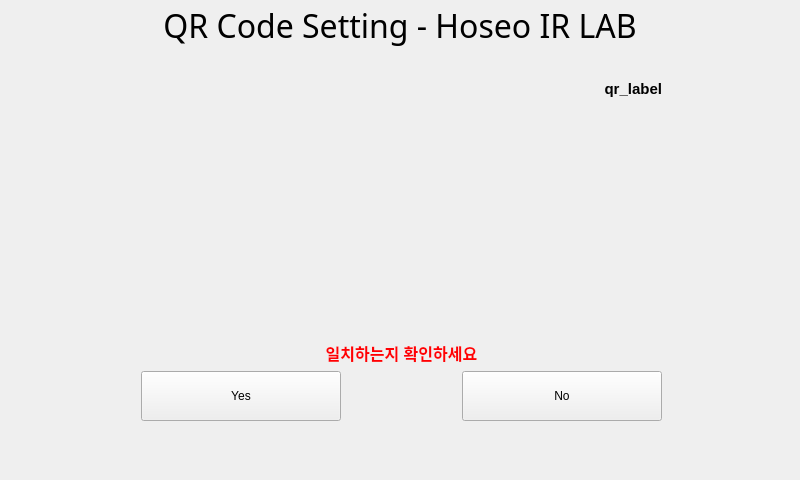
Above: camtest.ui from kangsy0058/NFC_2021_Kiosk before the change. Below: the same form after it.
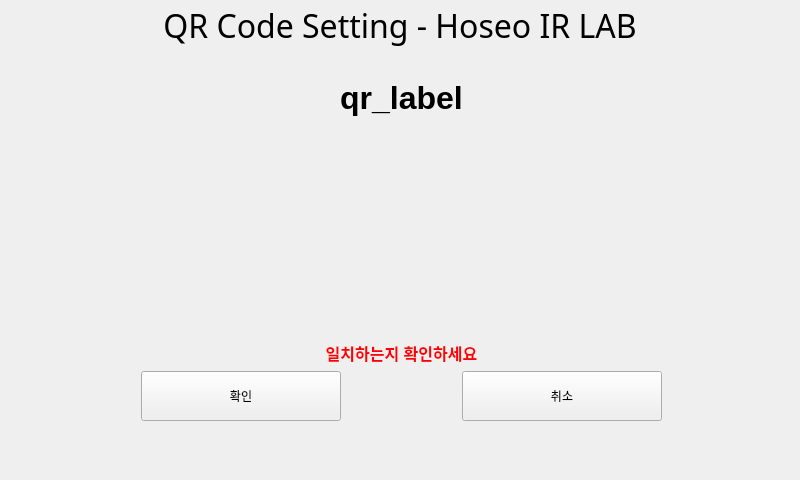
That is the form after the change.

Patch:
```diff
--- a/camtest.ui
+++ b/camtest.ui
@@ -81,7 +81,7 @@
      <set>Qt::LinksAccessibleByMouse</set>
     </property>
    </widget>
-   <widget class="QWidget" name="">
+   <widget class="QWidget" name="layoutWidget">
     <property name="geometry">
      <rect>
       <x>141</x>
@@ -95,8 +95,14 @@
       <layout class="QVBoxLayout" name="verticalLayout">
        <item>
         <widget class="QLabel" name="qr_label">
+         <property name="font">
+          <font>
+           <family>Arial</family>
+           <pointsize>18</pointsize>
+          </font>
+         </property>
          <property name="text">
-          <string>&lt;html&gt;&lt;head/&gt;&lt;body&gt;&lt;p align=&quot;right&quot;&gt;&lt;span style=&quot; font-size:11pt; font-weight:600;&quot;&gt;qr_label&lt;/span&gt;&lt;/p&gt;&lt;/body&gt;&lt;/html&gt;</string>
+          <string>&lt;html&gt;&lt;head/&gt;&lt;body&gt;&lt;p align=&quot;center&quot;&gt;&lt;span style=&quot; font-size:24pt; font-weight:600;&quot;&gt;qr_label&lt;/span&gt;&lt;/p&gt;&lt;/body&gt;&lt;/html&gt;</string>
          </property>
         </widget>
        </item>
@@ -133,7 +139,7 @@
           </size>
          </property>
          <property name="text">
-          <string>Yes</string>
+          <string>확인</string>
          </property>
         </widget>
        </item>
@@ -159,7 +165,7 @@
           </size>
          </property>
          <property name="text">
-          <string>No</string>
+          <string>취소</string>
          </property>
         </widget>
        </item>
```
